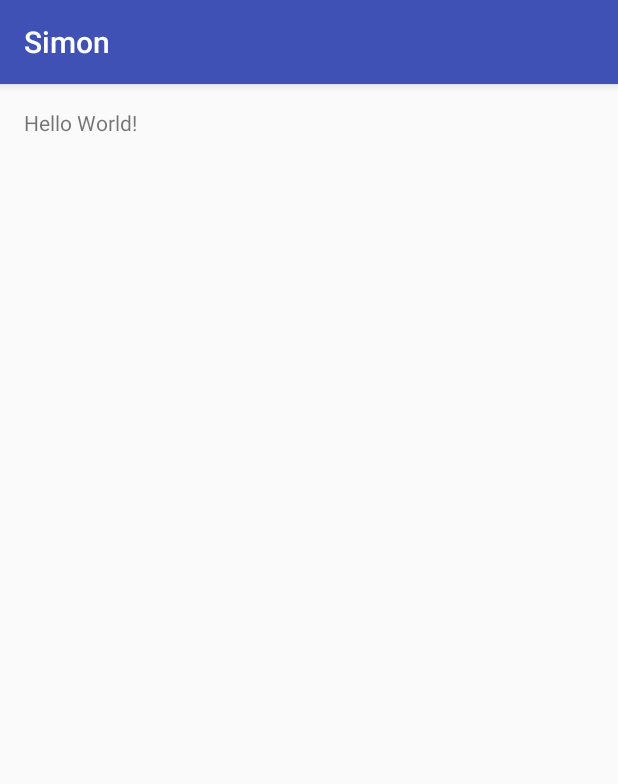
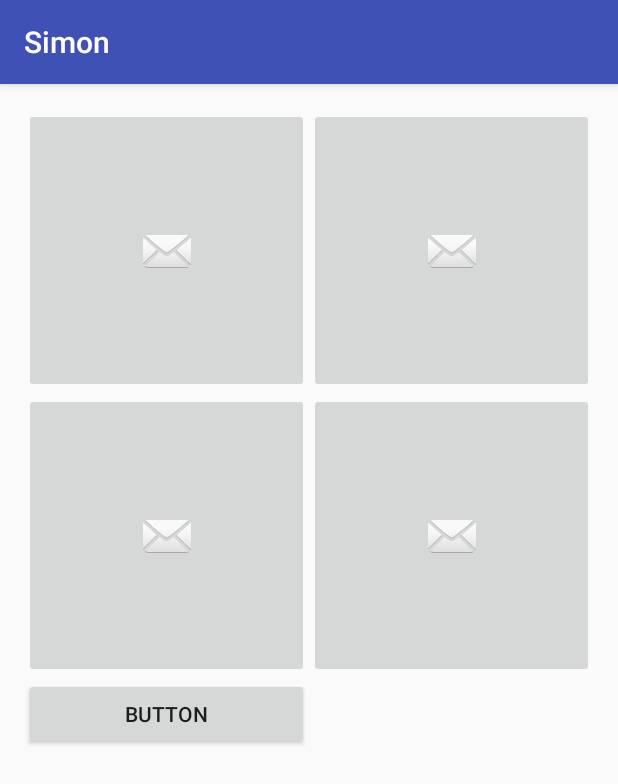
Before and after one commit to dchoi3/Simon, an Android app: the screen it shows after launch (HomeActivity), on a phone screen of 412 x 824 dp. Shown: the top 784 px of the screen. Run offline under Robolectric (Android 15) with nearby library versions, the phone set to English and light mode, and no system bars.

Commit message:
Raw code to start simon

```diff
--- a/app/src/main/java/com/danielchoi/simon/HomeActivity.java
+++ b/app/src/main/java/com/danielchoi/simon/HomeActivity.java
@@ -2,35 +2,52 @@ package com.danielchoi.simon;
 
 import android.support.v7.app.AppCompatActivity;
 import android.os.Bundle;
+import android.view.View;
+import android.widget.Button;
+import android.widget.ImageButton;
 
 import java.util.Random;
 import java.util.Vector;
 
-public class HomeActivity extends AppCompatActivity {
+public class HomeActivity extends AppCompatActivity
+implements View.OnClickListener{
     // Private Global Values
     private int count = 1;
-    // Use this When Layout is finished:
-    // private int[] colors = new int[]{R.id.blue, R.id.green, R.id.red, R.id.yellow};
-    private int[] colors = new int[]{R.id.textView, R.id.textView, R.id.textView, R.id.textView};
+    Vector<Integer> userPattern = new Vector<>();
+    // Color button ids
+    private int[] colors = new int[]{R.id.blue_imageButton, R.id.green_imageButton, R.id.red_imageButton, R.id.yellow_imageButton};
     @Override
     protected void onCreate(Bundle savedInstanceState) {
         super.onCreate(savedInstanceState);
-        setContentView(R.layout.activity_home);
+        setContentView(R.layout.activity_game);
 
+        Button b = (Button) findViewById(R.id.play_button);
+            b.setOnClickListener(this);
+        for(int id : colors){
+            ImageButton ib = (ImageButton) findViewById(id);
+            ib.setOnClickListener(this);
+        }
 
-        Vector<Integer> userPattern = new Vector<>();
-        displaySimon();
+        simonsTurn();
+        usersTurn();
     }
-
-    private void displaySimon() {
+    // Function that shows simon's pattern for the user to repeat
+    private void simonsTurn() {
+        lockButtons(); // Stop user from clicking buttons until simon is finished
         // Call Random Color ID
         int colorId = setPattern();
         Vector<Integer> simonPattern = new Vector<>();
         simonPattern.add(colorId);
+        unLockButtons();
+    }
+    // Function that allows user to repeat simon's pattern
+    private void usersTurn(){
+        // Compare user pattern to simon's
 
     }
+    // Function that makes simon choose random colors
     private int setPattern(){
-        int id = R.id.textView; // Change after layout is complete
+        int id = R.id.blue_imageButton;
         Random rand = new Random();
         int index = rand.nextInt(5);
         for(int i=0; i<count; i++){
@@ -41,4 +58,40 @@ public class HomeActivity extends AppCompatActivity {
         count++;
         return id;
     }
+    // Function to stop user from clicking buttons while simon is active
+    private void lockButtons(){
+        for(int id : colors){
+            ImageButton ib = (ImageButton) findViewById(id);
+            ib.setClickable(false);
+            ib.setLongClickable(false);
+        }
+    }
+    // Function to let user click buttons when simon is inactive
+    private void unLockButtons(){
+        for(int id : colors){
+            ImageButton ib = (ImageButton) findViewById(id);
+            ib.setClickable(true);
+            ib.setLongClickable(false);
+        }
+    }
+
+    @Override
+    public void onClick(View view) {
+        if(view.getId() == R.id.play_button){
+            simonsTurn();
+
+        }
+        // Adds a color to the users pattern until count matches simon
+        for(int i=0; i<count; i++) {
+            for (int ids : colors) {
+                if (view.getId() == ids){
+                    int colorId = view.getId();
+                    userPattern.add(colorId);
+                    usersTurn();
+                }
+            }
+        }
+
+
+    }
 }
--- a/app/src/main/res/layout/activity_game.xml
+++ b/app/src/main/res/layout/activity_game.xml
@@ -13,13 +13,13 @@
 
     <TableLayout
         android:layout_width="wrap_content"
-        android:layout_height="wrap_content"
+        android:layout_height="match_parent"
         android:weightSum="2"
         android:orientation="vertical">
 
         <TableRow
             android:layout_width="match_parent"
-            android:layout_height="match_parent" >
+            android:layout_height="wrap_content" >
 
             <ImageButton
                 app:srcCompat="@android:drawable/ic_dialog_email"
@@ -38,14 +38,13 @@
 
         <TableRow
             android:layout_width="match_parent"
-            android:layout_height="match_parent" >
+            android:layout_height="wrap_content" >
 
             <ImageButton
                 app:srcCompat="@android:drawable/ic_dialog_email"
                 android:id="@+id/yellow_imageButton"
                 android:layout_width="190dp"
                 android:layout_height="190dp"
-                android:layout_marginBottom="142dp"
                 android:layout_weight="1" />
 
             <ImageButton
@@ -56,6 +55,17 @@
                 android:layout_weight="1" />
         </TableRow>
 
+        <TableRow
+            android:layout_width="match_parent"
+            android:layout_height="wrap_content" >
+
+            <Button
+                android:text="Button"
+                android:layout_width="wrap_content"
+                android:layout_height="wrap_content"
+                android:id="@+id/play_button" />
+        </TableRow>
+
     </TableLayout>
 
 </RelativeLayout>
```
